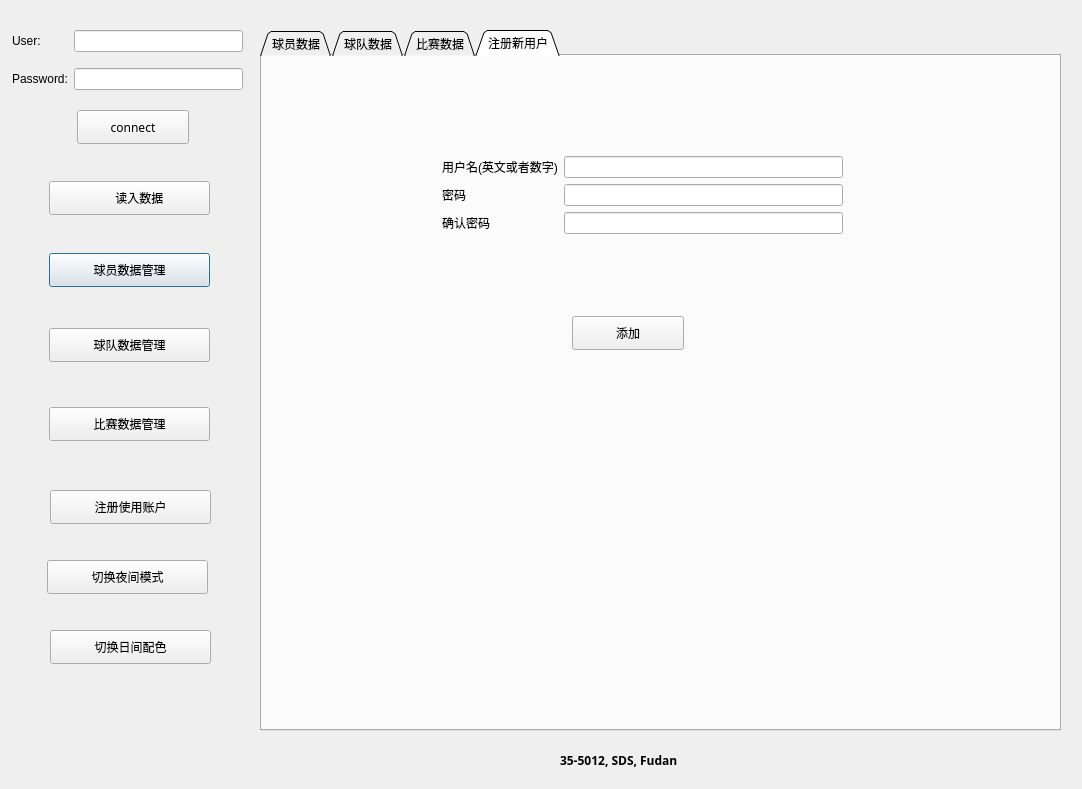
Qt form venv/main.ui (pickerxxr/Database_project_5012) before a commit.
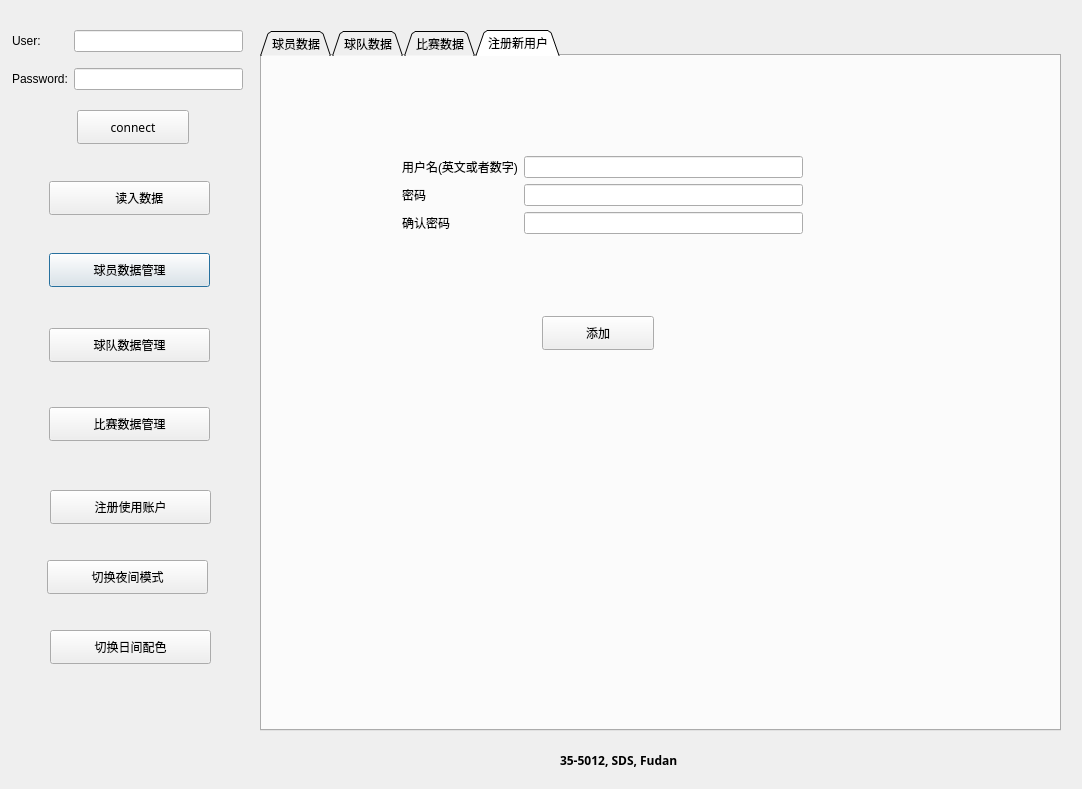
The same form after that commit. The open tabs and pages were chosen to show the change. Icons and pictures are not drawn.

Diff of the .ui file:
```diff
--- a/venv/main.ui
+++ b/venv/main.ui
@@ -1422,7 +1422,7 @@
     <widget class="QWidget" name="formLayoutWidget">
      <property name="geometry">
       <rect>
-       <x>180</x>
+       <x>140</x>
        <y>100</y>
        <width>401</width>
        <height>122</height>
@@ -1472,7 +1472,7 @@
     <widget class="QPushButton" name="add_user_button">
      <property name="geometry">
       <rect>
-       <x>310</x>
+       <x>280</x>
        <y>260</y>
        <width>112</width>
        <height>34</height>
@@ -1485,9 +1485,9 @@
     <widget class="QLabel" name="error_m">
      <property name="geometry">
       <rect>
-       <x>600</x>
+       <x>550</x>
        <y>150</y>
-       <width>191</width>
+       <width>231</width>
        <height>21</height>
       </rect>
      </property>
```
Left out of the diff: 4 changed lines with no effect on the pictures.
